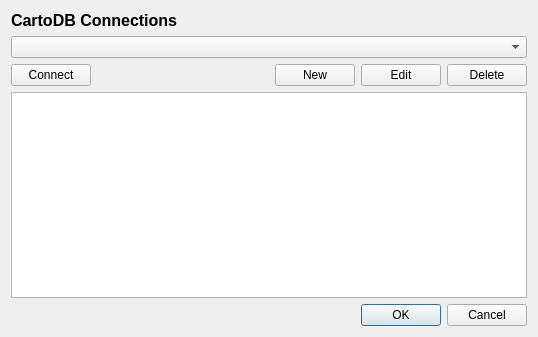
The window that ui/UI_CartoDBPlugin.ui (gkudos/qgis-cartodb) describes before a commit, drawn with Qt 5.
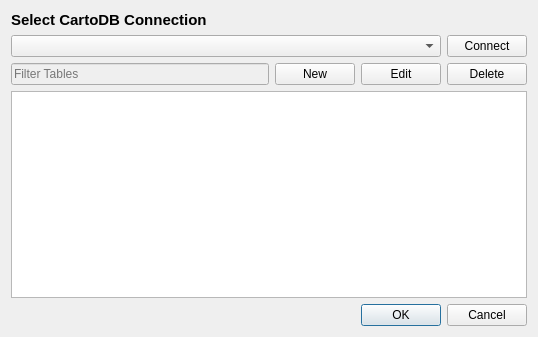
The same window after the commit.

Commit message: Fix #4 - Filter by table name

Diff of the .ui file:
```diff
--- a/ui/UI_CartoDBPlugin.ui
+++ b/ui/UI_CartoDBPlugin.ui
@@ -18,21 +18,26 @@
     <widget class="QLabel" name="label">
      <property name="font">
       <font>
-       <pointsize>12</pointsize>
+       <pointsize>11</pointsize>
        <weight>75</weight>
        <bold>true</bold>
       </font>
      </property>
      <property name="text">
-      <string>CartoDB Connections</string>
+      <string>Select CartoDB Connection</string>
      </property>
     </widget>
    </item>
+   <item>
+    <layout class="QHBoxLayout" name="connectLayout">
+     <property name="sizeConstraint">
+      <enum>QLayout::SetDefaultConstraint</enum>
+     </property>
    <item>
     <widget class="QComboBox" name="connectionList">
      <property name="sizePolicy">
       <sizepolicy hsizetype="Preferred" vsizetype="Fixed">
-       <horstretch>0</horstretch>
+         <horstretch>1</horstretch>
        <verstretch>0</verstretch>
       </sizepolicy>
      </property>
@@ -45,26 +50,37 @@
     </widget>
    </item>
    <item>
-    <layout class="QHBoxLayout" name="horizontalLayout">
-     <item>
       <widget class="QPushButton" name="connectBT">
+       <property name="sizePolicy">
+        <sizepolicy hsizetype="Minimum" vsizetype="Fixed">
+         <horstretch>0</horstretch>
+         <verstretch>0</verstretch>
+        </sizepolicy>
+       </property>
        <property name="text">
         <string>Connect</string>
        </property>
       </widget>
      </item>
+    </layout>
+   </item>
      <item>
-      <spacer name="horizontalSpacer">
-       <property name="orientation">
-        <enum>Qt::Horizontal</enum>
+    <layout class="QHBoxLayout" name="horizontalLayout">
+     <item>
+      <widget class="QLineEdit" name="searchTX">
+       <property name="enabled">
+        <bool>false</bool>
        </property>
-       <property name="sizeHint" stdset="0">
-        <size>
-         <width>40</width>
-         <height>20</height>
-        </size>
+       <property name="sizePolicy">
+        <sizepolicy hsizetype="Expanding" vsizetype="Fixed">
+         <horstretch>1</horstretch>
+         <verstretch>0</verstretch>
+        </sizepolicy>
        </property>
-      </spacer>
+       <property name="placeholderText">
+        <string>Filter Tables</string>
+       </property>
+      </widget>
      </item>
      <item>
       <widget class="QPushButton" name="newConnectionBT">
```
Left out of the diff: 3 changed lines with no effect on the pictures. Lines whose indentation alone changed are shown as unchanged. The commit also changes 2 other files.
